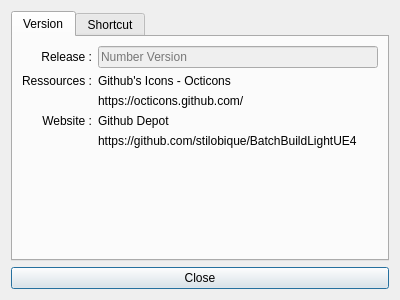
shenyu0403/BatchBuildLightUE4, file BatchLightUE4/Views/WindowsHelpView.ui: the form before one commit.
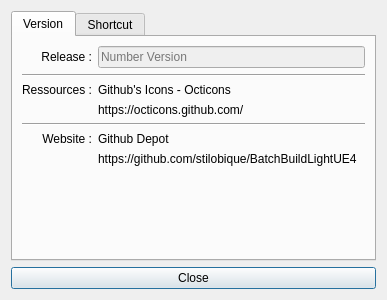
The form after the commit. Icons and pictures are not drawn.

Commit message: Update, fix Help menu when you open a specific tab and update icon.

Diff of the .ui file:
```diff
--- a/BatchLightUE4/Views/WindowsHelpView.ui
+++ b/BatchLightUE4/Views/WindowsHelpView.ui
@@ -6,7 +6,7 @@
    <rect>
     <x>0</x>
     <y>0</y>
-    <width>400</width>
+    <width>387</width>
     <height>300</height>
    </rect>
   </property>
@@ -14,6 +14,13 @@
    <string>Help and Shorcut</string>
   </property>
   <layout class="QGridLayout" name="gridLayout">
+   <item row="1" column="0">
+    <widget class="QPushButton" name="pushButtonClose">
+     <property name="text">
+      <string>Close</string>
+     </property>
+    </widget>
+   </item>
    <item row="0" column="0">
     <widget class="QTabWidget" name="tabWidget">
      <property name="currentIndex">
@@ -28,20 +35,31 @@
        <string>Version</string>
       </attribute>
       <layout class="QGridLayout" name="gridLayout_2">
-       <item row="0" column="0">
-        <widget class="QLabel" name="label_3">
-         <property name="layoutDirection">
-          <enum>Qt::LeftToRight</enum>
-         </property>
+       <item row="5" column="1">
+        <widget class="QLabel" name="label_7">
          <property name="text">
-          <string>Release :</string>
-         </property>
-         <property name="alignment">
-          <set>Qt::AlignRight|Qt::AlignTrailing|Qt::AlignVCenter</set>
+          <string>Github Depot</string>
          </property>
         </widget>
        </item>
        <item row="5" column="0">
+        <widget class="QLabel" name="label_4">
+         <property name="text">
+          <string>Website :</string>
+         </property>
+         <property name="alignment">
+          <set>Qt::AlignRight|Qt::AlignTrailing|Qt::AlignVCenter</set>
+         </property>
+        </widget>
+       </item>
+       <item row="2" column="1">
+        <widget class="QLabel" name="label_5">
+         <property name="text">
+          <string>Github's Icons - Octicons</string>
+         </property>
+        </widget>
+       </item>
+       <item row="7" column="0">
         <spacer name="verticalSpacer">
          <property name="orientation">
           <enum>Qt::Vertical</enum>
@@ -54,17 +72,7 @@
          </property>
         </spacer>
        </item>
-       <item row="3" column="0">
-        <widget class="QLabel" name="label_4">
-         <property name="text">
-          <string>Website :</string>
-         </property>
-         <property name="alignment">
-          <set>Qt::AlignRight|Qt::AlignTrailing|Qt::AlignVCenter</set>
-         </property>
-        </widget>
-       </item>
-       <item row="1" column="0">
+       <item row="2" column="0">
         <widget class="QLabel" name="label">
          <property name="text">
           <string>Ressources :</string>
@@ -74,20 +82,39 @@
          </property>
         </widget>
        </item>
-       <item row="1" column="1">
-        <widget class="QLabel" name="label_5">
+       <item row="6" column="1">
+        <widget class="QLabel" name="label_url_website">
          <property name="text">
-          <string>Github's Icons - Octicons</string>
+          <string>https://github.com/stilobique/BatchBuildLightUE4</string>
+         </property>
+         <property name="openExternalLinks">
+          <bool>true</bool>
+         </property>
+         <property name="textInteractionFlags">
+          <set>Qt::TextBrowserInteraction</set>
          </property>
         </widget>
        </item>
-       <item row="2" column="1">
+       <item row="3" column="1">
         <widget class="QLabel" name="label_url_octicons">
          <property name="text">
           <string>https://octicons.github.com/</string>
          </property>
         </widget>
        </item>
+       <item row="0" column="0">
+        <widget class="QLabel" name="label_3">
+         <property name="layoutDirection">
+          <enum>Qt::LeftToRight</enum>
+         </property>
+         <property name="text">
+          <string>Release :</string>
+         </property>
+         <property name="alignment">
+          <set>Qt::AlignRight|Qt::AlignTrailing|Qt::AlignVCenter</set>
+         </property>
+        </widget>
+       </item>
        <item row="0" column="1">
         <widget class="QLineEdit" name="lineEdit">
          <property name="enabled">
@@ -98,29 +125,27 @@
          </property>
         </widget>
        </item>
-       <item row="3" column="1">
-        <widget class="QLabel" name="label_7">
-         <property name="text">
-          <string>Github Depot</string>
+       <item row="4" column="0" colspan="2">
+        <widget class="Line" name="line">
+         <property name="orientation">
+          <enum>Qt::Horizontal</enum>
          </property>
         </widget>
        </item>
-       <item row="4" column="1">
-        <widget class="QLabel" name="label_url_website">
-         <property name="text">
-          <string>https://github.com/stilobique/BatchBuildLightUE4</string>
-         </property>
-         <property name="openExternalLinks">
-          <bool>true</bool>
-         </property>
-         <property name="textInteractionFlags">
-          <set>Qt::TextBrowserInteraction</set>
+       <item row="1" column="0" colspan="2">
+        <widget class="Line" name="line_2">
+         <property name="orientation">
+          <enum>Qt::Horizontal</enum>
          </property>
         </widget>
        </item>
       </layout>
      </widget>
      <widget class="QWidget" name="shortcut">
+      <attribute name="icon">
+       <iconset>
+        <normaloff>../Resources/pencil.png</normaloff>../Resources/pencil.png</iconset>
+      </attribute>
       <attribute name="title">
        <string>Shortcut</string>
       </attribute>
@@ -128,7 +153,7 @@
        <item row="0" column="0">
         <widget class="QLabel" name="label_2">
          <property name="text">
-          <string>test</string>
+          <string>All shortcut.</string>
          </property>
         </widget>
        </item>
@@ -136,13 +161,6 @@
      </widget>
     </widget>
    </item>
-   <item row="1" column="0">
-    <widget class="QPushButton" name="pushButtonClose">
-     <property name="text">
-      <string>Close</string>
-     </property>
-    </widget>
-   </item>
   </layout>
  </widget>
  <resources/>
```
The commit also changes 4 other files.
